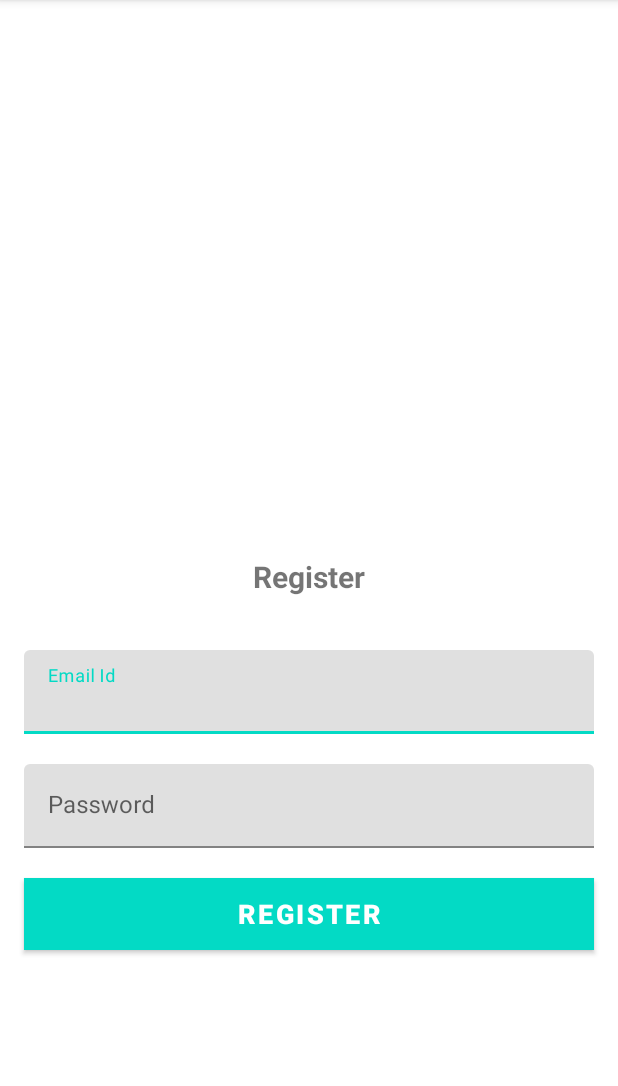
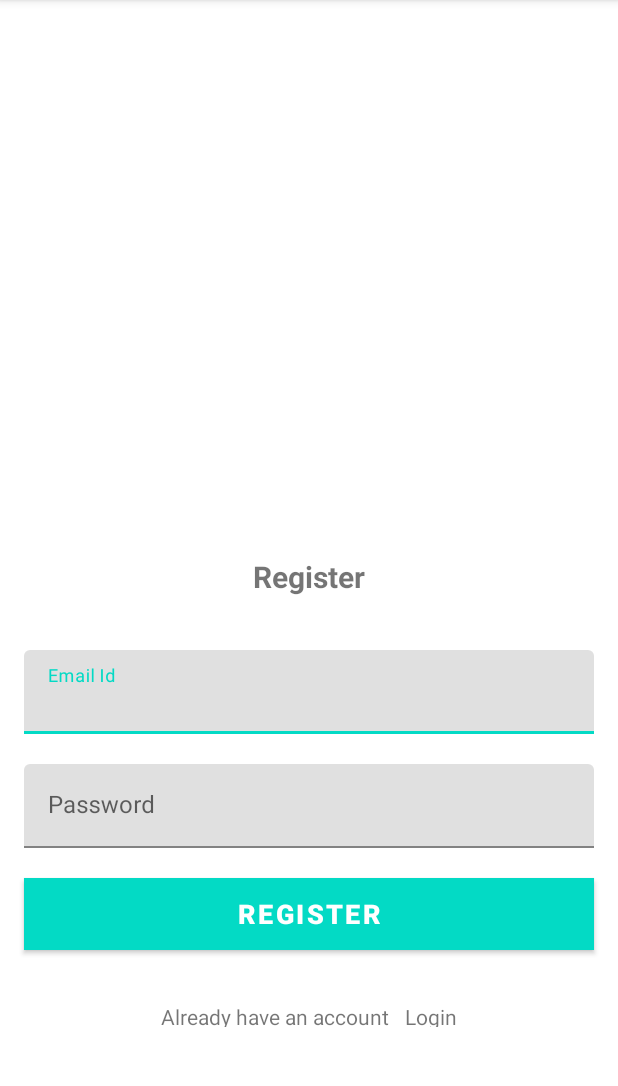
Before and after one commit to Kencer024/antiWaste, an Android app: the RegisterActivity screen opened directly, with no data from a screen before it, on a phone screen of 412 x 824 dp, the part 84-1170 px from its top. Run offline under Robolectric (Android 15) with nearby library versions, the phone set to English and light mode, and no system bars; our stand-ins replace Firebase (no records; nobody signed in at launch, a user with empty details on screens opened directly).

```diff
--- a/app/src/main/AndroidManifest.xml
+++ b/app/src/main/AndroidManifest.xml
@@ -11,7 +11,9 @@
         android:theme="@style/Theme.AntiWaste1_0">
         <activity
             android:name=".RegisterActivity"
-            android:exported="false" />
+            android:exported="true">
+
+        </activity>
         <activity
             android:name=".LoginActivity"
             android:exported="true">
@@ -20,6 +22,7 @@
 
                 <category android:name="android.intent.category.LAUNCHER" />
             </intent-filter>
+
         </activity>
         <activity
             android:name=".SplashActivity"
--- a/app/src/main/java/com/example/antiwaste1_0/RegisterActivity.kt
+++ b/app/src/main/java/com/example/antiwaste1_0/RegisterActivity.kt
@@ -10,11 +10,16 @@ import com.google.firebase.auth.AuthResult
 import com.google.firebase.auth.FirebaseAuth
 import com.google.firebase.auth.FirebaseUser
 import kotlinx.android.synthetic.main.activity_register.*
+import kotlinx.android.synthetic.main.activity_login.*
 
 class RegisterActivity : AppCompatActivity() {
     override fun onCreate(savedInstanceState: Bundle?) {
         super.onCreate(savedInstanceState)
         setContentView(R.layout.activity_register)
+
+        tv_login.setOnClickListener{
+            onBackPressed()
+        }
 
         btn_register.setOnClickListener{
             when{
--- a/app/src/main/res/layout/activity_register.xml
+++ b/app/src/main/res/layout/activity_register.xml
@@ -75,5 +75,33 @@
         app:layout_constraintEnd_toEndOf="parent"
         app:layout_constraintStart_toEndOf="parent"
         app:layout_constraintTop_toBottomOf="@id/til_register_password"/>
+    <LinearLayout
+        android:layout_width="wrap_content"
+        android:layout_height="wrap_content"
+        android:layout_marginTop="5dp"
+        android:gravity="center_vertical"
+        android:orientation="horizontal"
+        app:layout_constraintEnd_toEndOf="parent"
+        app:layout_constraintStart_toStartOf="parent"
+        app:layout_constraintTop_toBottomOf="@id/btn_register">
+
+        <TextView
+            android:layout_width="wrap_content"
+            android:id="@+id/tv_don_t_have_an_account"
+            android:layout_height="wrap_content"
+            android:layout_marginTop="16dp"
+            android:padding="5dp"
+            android:text="Already have an account"/>
+
+        <TextView
+            android:layout_width="wrap_content"
+            android:layout_height="wrap_content"
+            android:id ="@+id/tv_login"
+            android:layout_marginTop="16dp"
+            android:foreground="?attr/selectableItemBackground"
+            android:padding="5dp"
+            android:text="Login"/>
+
+    </LinearLayout>
 
 </androidx.constraintlayout.widget.ConstraintLayout>
--- a/build.gradle
+++ b/build.gradle
@@ -6,7 +6,7 @@ buildscript {
         //jcenter()
     }
     dependencies {
-        classpath "com.android.tools.build:gradle:7.0.2"
+        classpath 'com.android.tools.build:gradle:7.0.3'
         classpath "org.jetbrains.kotlin:kotlin-gradle-plugin:1.5.31"
         classpath 'com.google.gms:google-services:4.3.10'
 
```
Also changed, not shown: app/src/main/java/com/example/antiwaste1_0/LoginActivity.kt (+74 -0 lines).
